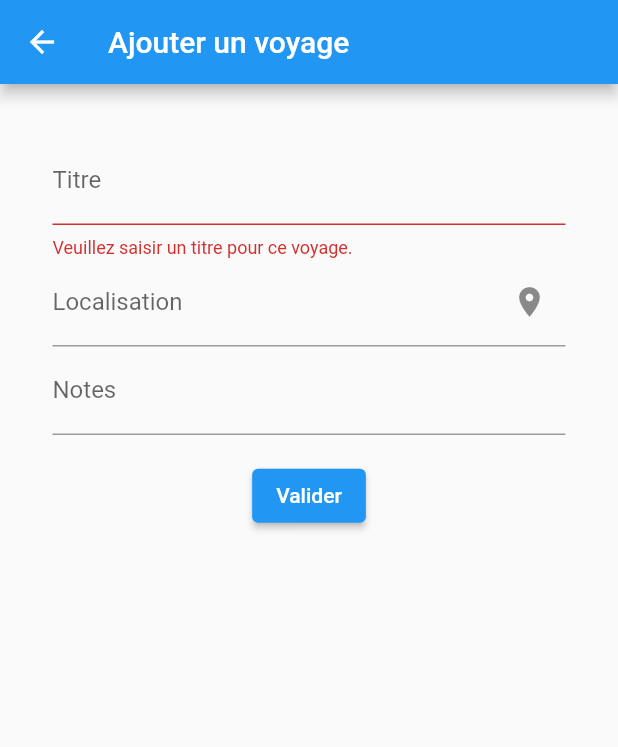
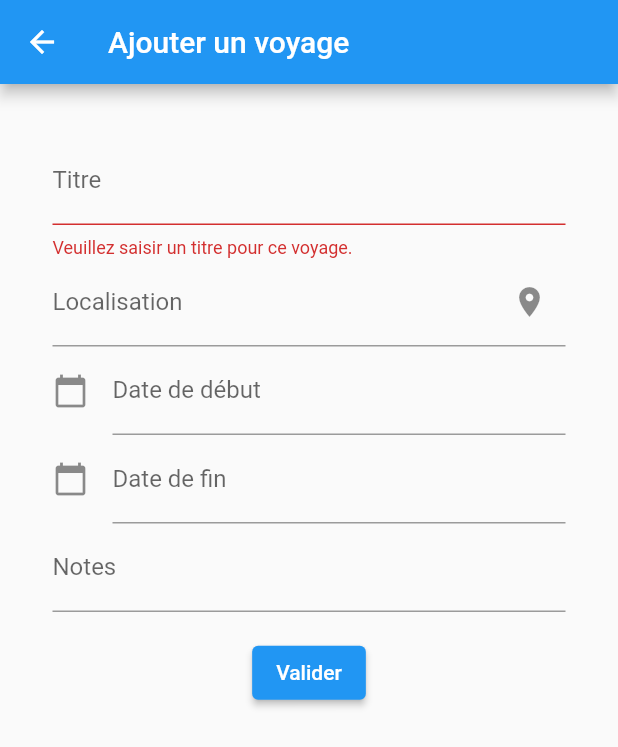
Before and after one commit to MarionPlt/trip_life, a Flutter app: the CreateTripScreen screen opened by its route, after a tap on "Valider", on a phone screen of 412 x 824 dp. Shown: the top 747 px of the screen. Run offline on Flutter 3.47's test engine with Material 2 defaults, Android fonts, the phone set to English and light mode, and no system bars; our stand-ins replace cloud_firestore, equatable, firebase_auth, firebase_core, flutter_bloc, flutter_svg and 2 more; accounts and stored records are empty.

Commit message:
ajout fonctionnalités

```diff
--- a/trip_life/lib/app/modules/trip/bloc/trip_bloc.dart
+++ b/trip_life/lib/app/modules/trip/bloc/trip_bloc.dart
@@ -23,7 +23,6 @@ class TripBloc extends Bloc<TripEvent, TripState> {
       emit(TripLoadingState());
       try {
         Trip newTrip = Trip(
-            id: '',
             title: event.title,
             startDate: event.startDate,
             endDate: event.endDate,
--- a/trip_life/lib/app/modules/trip/data/model/trip.dart
+++ b/trip_life/lib/app/modules/trip/data/model/trip.dart
@@ -4,7 +4,7 @@ import 'package:cloud_firestore/cloud_firestore.dart';
 import 'package:trip_life/app/modules/traveler/data/model/traveler.dart';
 
 class Trip {
-  final String id;
+  String? id;
   String? title;
   Timestamp? startDate;
   Timestamp? endDate;
@@ -13,7 +13,7 @@ class Trip {
   List<Traveler> members = [];
 
   Trip(
-      {required this.id,
+      {this.id,
       this.title,
       this.startDate,
       this.endDate,
@@ -32,7 +32,6 @@ class Trip {
             notes: json['notes']);
 
   Map<String, dynamic> toJson() => {
-        'id': id,
         'title': title,
         'startDate': startDate,
         'endDate': endDate,
--- a/trip_life/lib/app/screen/trip/create_trip.dart
+++ b/trip_life/lib/app/screen/trip/create_trip.dart
@@ -1,5 +1,7 @@
+import 'package:cloud_firestore/cloud_firestore.dart';
 import 'package:flutter/material.dart';
 import 'package:flutter_bloc/flutter_bloc.dart';
+import 'package:intl/intl.dart';
 import 'package:sizer/sizer.dart';
 import 'package:trip_life/app/app_routes.dart';
 import 'package:trip_life/app/modules/auth/bloc/auth_bloc.dart';
@@ -14,11 +16,21 @@ class CreateTripScreen extends StatelessWidget {
   final _titleController = TextEditingController();
   final _locationController = TextEditingController();
   final _notesController = TextEditingController();
+  final _startDateController = TextEditingController();
+  final _endDateController = TextEditingController();
+
+  final DateFormat formatter = DateFormat('yyyy-MM-dd');
 
   _createTrip() {
     if (_formKey.currentState!.validate()) {
-      tripBloc.add(CreateTripEvent(_titleController.text,
-          _locationController.text, null, null, _notesController.text));
+      final startDate = DateTime.parse(_startDateController.text);
+      final endDate = DateTime.parse(_endDateController.text);
+      tripBloc.add(CreateTripEvent(
+          _titleController.text,
+          _locationController.text,
+          Timestamp.fromDate(startDate),
+          Timestamp.fromDate(endDate),
+          _notesController.text));
     }
   }
 
@@ -47,6 +59,7 @@ class CreateTripScreen extends StatelessWidget {
                   }),
                   BlocListener<TripBloc, TripState>(listener: (context, state) {
                     if (state is TripCreatedState) {
+                      tripBloc.add(GetAllTripsEvent());
                       Navigator.pushReplacementNamed(
                           context, tripListScreenRoute);
                     }
@@ -76,6 +89,66 @@ class CreateTripScreen extends StatelessWidget {
                                 controller: _locationController,
                               ),
                               TextFormField(
+                                controller: _startDateController,
+                                decoration: const InputDecoration(
+                                    icon: Icon(Icons.calendar_today),
+                                    labelText: "Date de début"),
+                                onTap: () async {
+                                  DateTime? date = DateTime(1900);
+                                  FocusScope.of(context)
+                                      .requestFocus(FocusNode());
+
+                                  date = await showDatePicker(
+                                      context: context,
+                                      initialDate: DateTime.now(),
+                                      firstDate: DateTime(1900),
+                                      lastDate: DateTime(2100));
+
+                                  if (date != null) {
+                                    _startDateController.text =
+                                        formatter.format(date);
+                                  }
+                                },
+                                readOnly: true,
+                              ),
+                              TextFormField(
+                                controller: _endDateController,
+                                decoration: const InputDecoration(
+                                    icon: Icon(Icons.calendar_today),
+                                    labelText: "Date de fin"),
+                                onTap: () async {
+                                  DateTime? date = DateTime(1900);
+                                  FocusScope.of(context)
+                                      .requestFocus(FocusNode());
+
+                                  date = await showDatePicker(
+                                      context: context,
+                                      initialDate: DateTime.now(),
+                                      firstDate: DateTime(1900),
+                                      lastDate: DateTime(2100));
+
+                                  if (date != null) {
+                                    _endDateController.text =
+                                        formatter.format(date);
+                                  }
+                                },
+                                readOnly: true,
+                                validator: (value) {
+                                  if (value != null) {
+                                    var endDate = DateTime.parse(value);
+                                    var startDate = DateTime.parse(
+                                        _startDateController.text);
+                                    if (endDate.isBefore(startDate)) {
+                                      return "La date de fin doit être supérieur à la date de début.";
+                                    }
+                                  }
+                                  return null;
+                                },
+                              ),
+                              TextFormField(
+                                keyboardType: TextInputType.multiline,
+                                minLines: 1,
+                                maxLines: 20,
                                 decoration:
                                     const InputDecoration(labelText: 'Notes'),
                                 controller: _notesController,
--- a/trip_life/pubspec.yaml
+++ b/trip_life/pubspec.yaml
@@ -42,6 +42,7 @@ dependencies:
   flutter_bloc: ^8.1.1
   sizer: ^2.0.15
   flutter_svg: ^1.1.5
+  intl: ^0.17.0
 
 dev_dependencies:
   flutter_test:
```
Also changed, not shown: trip_life/lib/app/screen/trip/trip_list.dart (+10 -13 lines).
